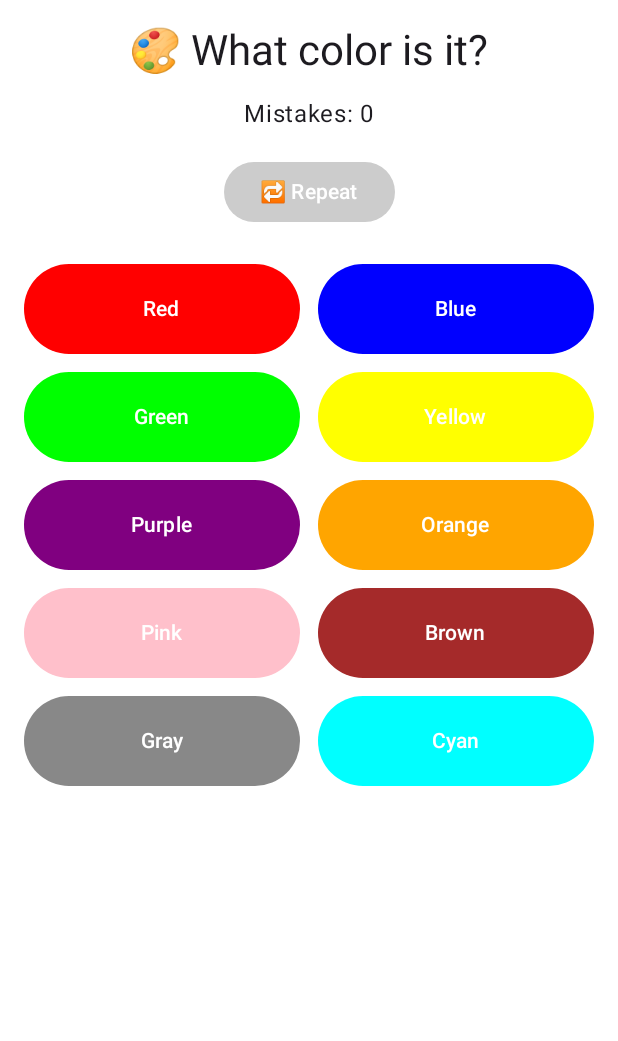
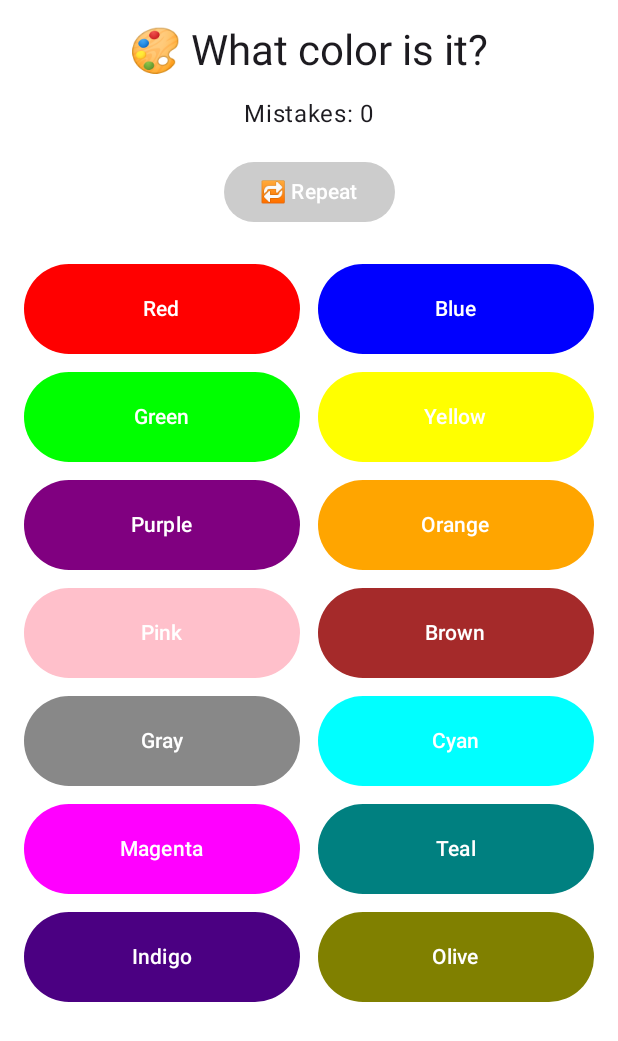
Before and after one commit to RoyBenMaman/ColorGames, an Android app built with Jetpack Compose: the screen it shows after launch (MainActivity), on a phone screen of 412 x 824 dp. Shown: the top 1041 px of the screen. Run offline under Robolectric (Android 15) with nearby library versions, the light colour scheme and no system bars.

Commit message:
14 colors

```diff
--- a/app/src/main/java/com/example/appk/MainActivity.kt
+++ b/app/src/main/java/com/example/appk/MainActivity.kt
@@ -51,7 +51,8 @@ class MainActivity : ComponentActivity(), TextToSpeech.OnInitListener {
 fun ColorQuizWithSpeechAndRepeat(tts: TextToSpeech?, isTtsReady: Boolean) {
     val colorNames = listOf(
         "Red", "Blue", "Green", "Yellow", "Purple",
-        "Orange", "Pink", "Brown", "Gray", "Cyan"
+        "Orange", "Pink", "Brown", "Gray", "Cyan",
+        "Magenta", "Teal", "Indigo", "Olive"  // Added Indigo and Olive
     )
 
     val colorMap = mapOf(
@@ -64,7 +65,11 @@ fun ColorQuizWithSpeechAndRepeat(tts: TextToSpeech?, isTtsReady: Boolean) {
         "Pink" to Color(0xFFFFC0CB),
         "Brown" to Color(0xFFA52A2A),
         "Gray" to Color.Gray,
-        "Cyan" to Color.Cyan
+        "Cyan" to Color.Cyan,
+        "Magenta" to Color.Magenta,
+        "Teal" to Color(0xFF008080),
+        "Indigo" to Color(0xFF4B0082),  // Added Indigo
+        "Olive" to Color(0xFF808000)    // Added Olive
     )
 
     var currentColor by remember { mutableStateOf(colorNames.random()) }
```
